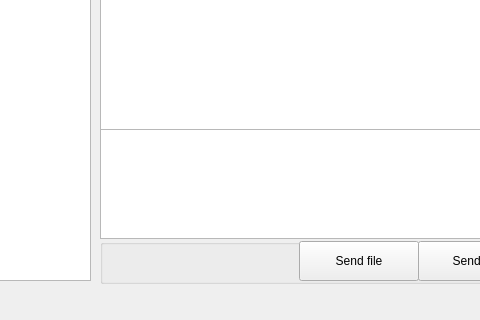
realth000/localcharger, file src/gui/mainui.ui: the form before one commit; both pictures show x 100 to 580 and y 380 to 700 of the 1100 by 700 pixel window.
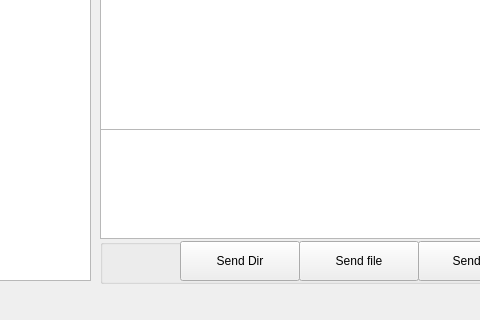
The form after the commit. Custom widgets are drawn as their Qt base class.

```diff
--- a/src/gui/mainui.ui
+++ b/src/gui/mainui.ui
@@ -368,6 +368,19 @@
      <string>Send file</string>
     </property>
    </widget>
+   <widget class="QPushButton" name="sendDirPushButton">
+    <property name="geometry">
+     <rect>
+      <x>80</x>
+      <y>2</y>
+      <width>120</width>
+      <height>40</height>
+     </rect>
+    </property>
+    <property name="text">
+     <string>Send Dir</string>
+    </property>
+   </widget>
   </widget>
   <widget class="QLineEdit" name="saveFilePathLineEdit">
    <property name="geometry">
```
